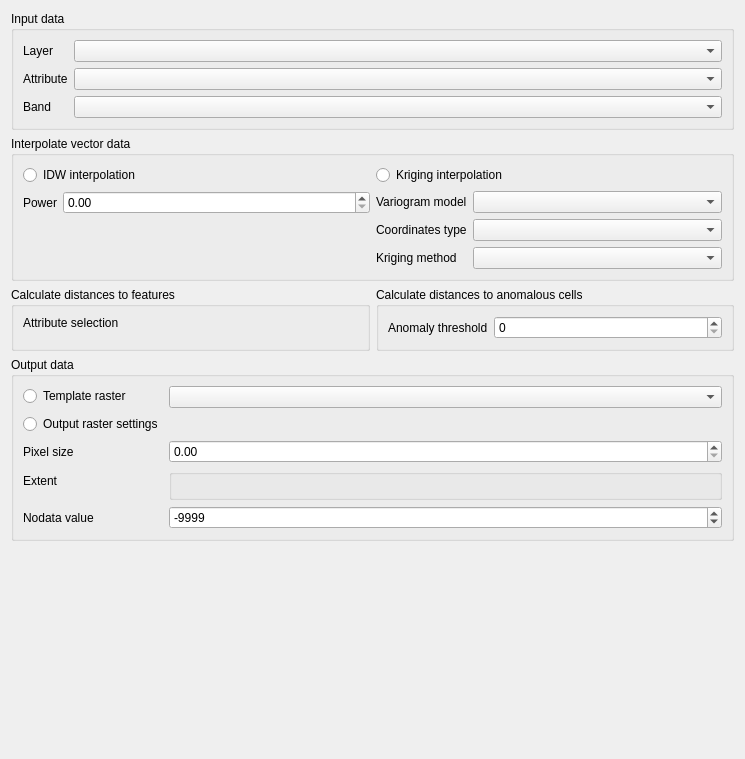
Old version of the form eis_qgis_plugin/resources/ui/mineral_proxies/wizard_proxy_creation_general.ui in the repository GispoCoding/eis_qgis_plugin.
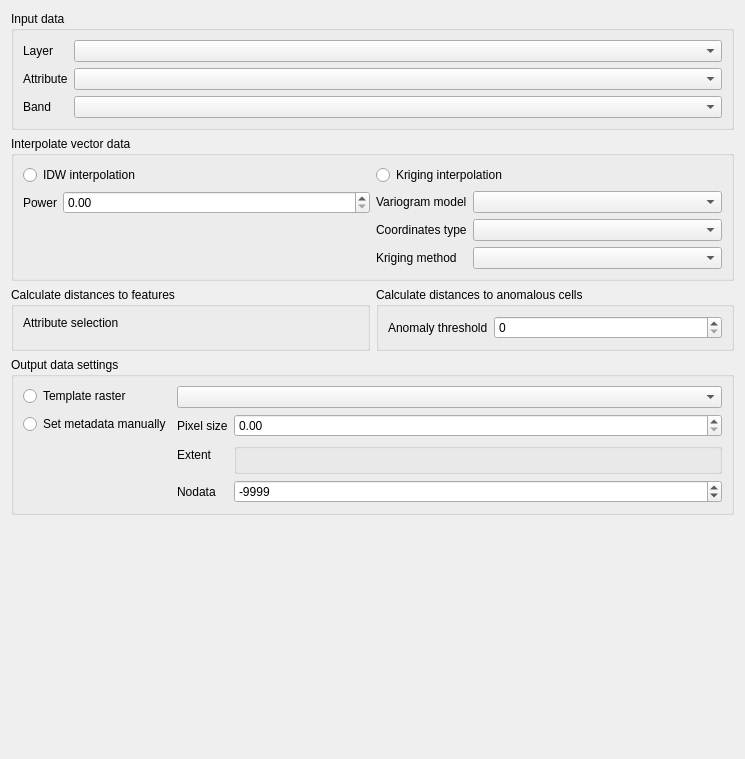
New version of the form. Custom widgets are drawn as their Qt base class.

Commit message: new drafts for the proxy creation UIs

The edit to the form file:
```diff
--- a/eis_qgis_plugin/resources/ui/mineral_proxies/wizard_proxy_creation_general.ui
+++ b/eis_qgis_plugin/resources/ui/mineral_proxies/wizard_proxy_creation_general.ui
@@ -191,7 +191,7 @@
    <item>
     <widget class="QGroupBox" name="groupBox_5">
      <property name="title">
-      <string>Output data</string>
+      <string>Output data settings</string>
      </property>
      <layout class="QFormLayout" name="formLayout_5">
       <item row="0" column="0">
@@ -207,38 +207,33 @@
       <item row="1" column="0">
        <widget class="QRadioButton" name="radioButton_4">
         <property name="text">
-         <string>Output raster settings</string>
+         <string>Set metadata manually</string>
         </property>
        </widget>
       </item>
-      <item row="2" column="0">
+      <item row="1" column="1">
+       <layout class="QFormLayout" name="formLayout_7">
+        <item row="0" column="0">
        <widget class="QLabel" name="label_6">
         <property name="text">
          <string>Pixel size</string>
         </property>
        </widget>
       </item>
-      <item row="2" column="1">
+        <item row="0" column="1">
        <widget class="QgsDoubleSpinBox" name="mQgsDoubleSpinBox"/>
       </item>
-      <item row="3" column="0">
+        <item row="1" column="0">
        <widget class="QLabel" name="label_9">
         <property name="text">
          <string>Extent</string>
         </property>
        </widget>
       </item>
-      <item row="3" column="1">
+        <item row="1" column="1">
        <widget class="QgsExtentGroupBox" name="mExtentGroupBox"/>
       </item>
-      <item row="4" column="0">
-       <widget class="QLabel" name="label_11">
-        <property name="text">
-         <string>Nodata value</string>
-        </property>
-       </widget>
-      </item>
-      <item row="4" column="1">
+        <item row="2" column="1">
        <widget class="QgsSpinBox" name="mQgsSpinBox_2">
         <property name="minimum">
          <number>-999999</number>
@@ -250,6 +245,15 @@
          <number>-9999</number>
         </property>
        </widget>
+        </item>
+        <item row="2" column="0">
+         <widget class="QLabel" name="label_11">
+          <property name="text">
+           <string>Nodata</string>
+          </property>
+         </widget>
+        </item>
+       </layout>
       </item>
      </layout>
     </widget>
```
Lines whose indentation alone changed are shown as unchanged. The commit also changes 2 other files.
